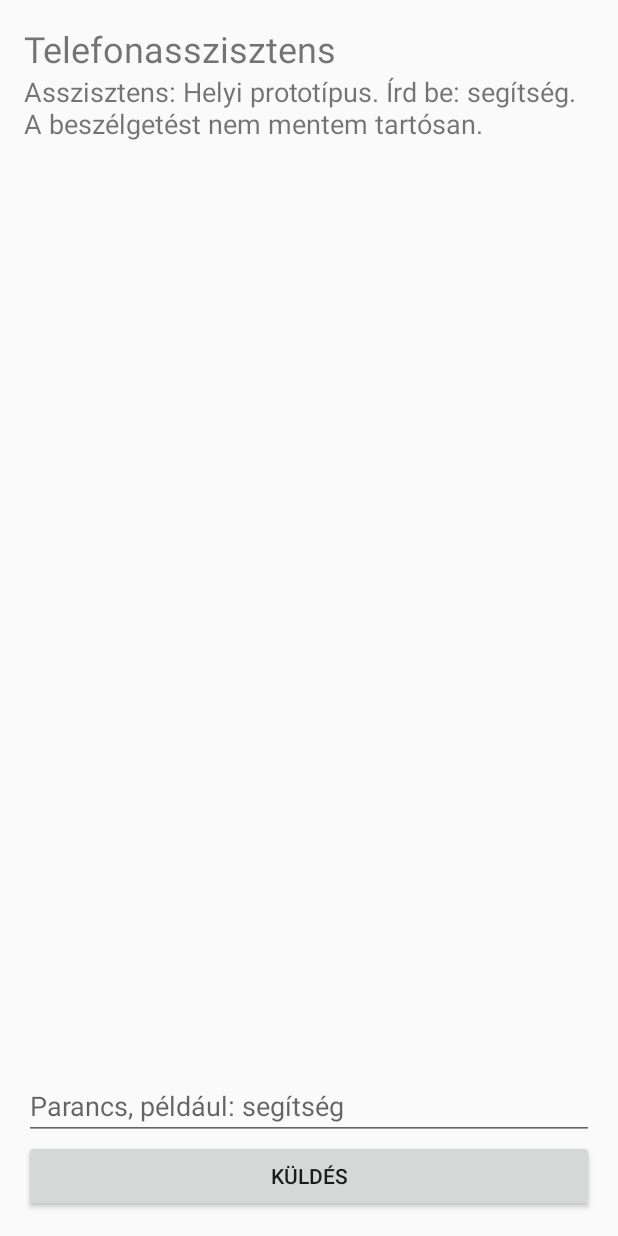
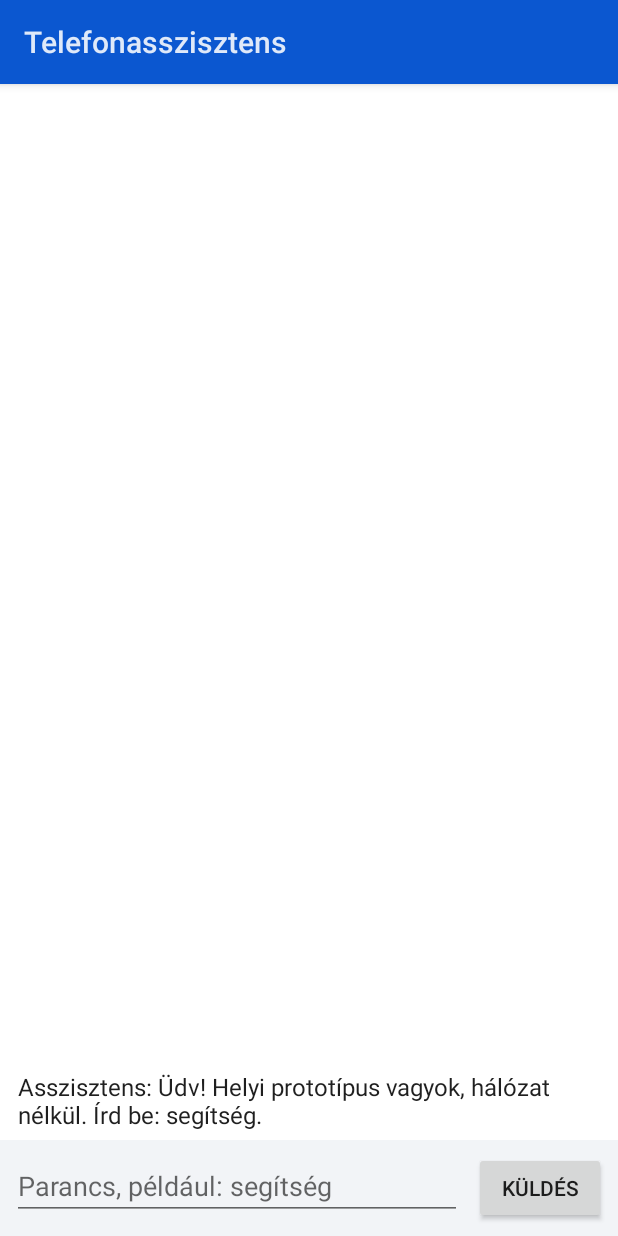
Before and after one commit to zsolem740-cell/personal-phone-agent, an Android app: the screen it shows after launch (MainActivity), on a phone screen of 412 x 824 dp. Run offline under Robolectric (Android 15) with nearby library versions, the phone set to English and light mode, and no system bars.

Commit message:
Build proper Android app with stable signing and more commands
Co-authored-by: Perplexity <noreply@perplexity.ai>

```diff
--- a/app/src/main/java/hu/personal/phoneagent/MainActivity.kt
+++ b/app/src/main/java/hu/personal/phoneagent/MainActivity.kt
@@ -2,102 +2,145 @@ package hu.personal.phoneagent
 
 import android.app.Activity
 import android.app.AlertDialog
+import android.app.SearchManager
 import android.content.ActivityNotFoundException
 import android.content.Intent
+import android.os.BatteryManager
 import android.os.Bundle
+import android.provider.AlarmClock
+import android.view.inputmethod.EditorInfo
+import android.widget.ArrayAdapter
 import android.widget.Button
 import android.widget.EditText
-import android.widget.LinearLayout
-import android.widget.ScrollView
-import android.widget.TextView
+import android.widget.ListView
 import java.text.SimpleDateFormat
 import java.util.Date
 import java.util.Locale
 
 class MainActivity : Activity() {
-    private lateinit var transcript: TextView
-    private lateinit var scroll: ScrollView
-    private val history = ArrayList<String>()
+    private val messages = ArrayList<String>()
+    private lateinit var adapter: ArrayAdapter<String>
+    private lateinit var list: ListView
 
     override fun onCreate(savedInstanceState: Bundle?) {
         super.onCreate(savedInstanceState)
-        history.addAll(savedInstanceState?.getStringArrayList("history") ?: arrayListOf("Asszisztens: Helyi prototípus. Írd be: segítség. A beszélgetést nem mentem tartósan."))
-        val layout = LinearLayout(this).apply {
-            orientation = LinearLayout.VERTICAL
-            val padding = (16 * resources.displayMetrics.density).toInt()
-            setPadding(padding, padding, padding, padding)
+        setContentView(R.layout.activity_main)
+
+        list = findViewById(R.id.message_list)
+        adapter = ArrayAdapter(this, R.layout.item_message, R.id.message_text, messages)
+        list.adapter = adapter
+
+        val input = findViewById<EditText>(R.id.command_input)
+        findViewById<Button>(R.id.send_button).setOnClickListener { submit(input) }
+        input.setOnEditorActionListener { _, actionId, _ ->
+            if (actionId == EditorInfo.IME_ACTION_SEND) {
+                submit(input)
+                true
+            } else {
+                false
             }
-        layout.addView(TextView(this).apply { text = "Telefonasszisztens"; textSize = 24f })
-        transcript = TextView(this).apply {
-            id = R.id.response_output
-            textSize = 18f
-            setTextIsSelectable(true)
-        }
-        scroll = ScrollView(this).apply { addView(transcript) }
-        layout.addView(scroll, LinearLayout.LayoutParams(-1, 0, 1f))
-        val input = EditText(this).apply {
-            id = R.id.command_input
-            hint = "Parancs, például: segítség"
-            maxLines = 3
-        }
-        layout.addView(input)
-        layout.addView(Button(this).apply {
-            text = "Küldés"
-            setOnClickListener {
-                val request = input.text.toString().trim().take(2000)
-                input.text.clear()
-                handle(request)
-            }
-        })
-        setContentView(layout)
-        render()
         }
 
-    override fun onSaveInstanceState(outState: Bundle) {
-        outState.putStringArrayList("history", ArrayList(history))
-        super.onSaveInstanceState(outState)
+        append(getString(R.string.welcome_message))
     }
 
-    private fun append(text: String) {
-        history.add(text)
-        while (history.size > 100) history.removeAt(0)
-        render()
+    private fun submit(input: EditText) {
+        val request = input.text.toString().trim().take(500)
+        input.text.clear()
+        if (request.isEmpty()) {
+            append(getString(R.string.empty_command))
+            return
         }
-
-    private fun render() {
-        transcript.text = history.joinToString("\n\n")
-        scroll.post { scroll.fullScroll(ScrollView.FOCUS_DOWN) }
+        append(getString(R.string.you_prefix, request))
+        handle(request)
     }
 
     private fun handle(request: String) {
-        if (request.isNotEmpty()) append("Te: $request")
-        when (CommandRouter.parse(request)) {
-            CommandRouter.Command.GREETING -> append("Asszisztens: Szia!")
-            CommandRouter.Command.TIME -> append("Asszisztens: " + SimpleDateFormat("HH:mm", Locale.getDefault()).format(Date()))
-            CommandRouter.Command.HELP -> append("Asszisztens: Parancsok: szia; idő; segítség; nyisd meg a számológépet. A megnyitáshoz külön jóváhagyást kérek. Nincs AI-modell vagy hangvezérlés.")
-            CommandRouter.Command.EMPTY -> append("Asszisztens: Először írj be egy parancsot.")
-            CommandRouter.Command.UNKNOWN -> append("Asszisztens: Ezt még nem ismerem. Írd be: segítség.")
-            CommandRouter.Command.CALCULATOR -> confirmCalculator()
+        when (val command = CommandRouter.parse(request)) {
+            is Command.Greeting -> append(getString(R.string.answer_greeting))
+            is Command.Time -> append(getString(R.string.answer_time, currentTime("HH:mm")))
+            is Command.Date -> append(getString(R.string.answer_date, currentTime("yyyy. MMMM d., EEEE")))
+            is Command.Battery -> {
+                val percent = batteryPercent()
+                if (percent < 0) {
+                    append(getString(R.string.answer_battery_unknown))
+                } else {
+                    append(getString(R.string.answer_battery, percent))
+                }
+            }
+            is Command.Help -> append(getString(R.string.answer_help))
+            is Command.Empty -> append(getString(R.string.empty_command))
+            is Command.Unknown -> append(getString(R.string.answer_unknown))
+            is Command.Calculator -> confirmAction(
+                getString(R.string.calculator_title),
+                getString(R.string.calculator_question)
+            ) { openCalculator() }
+            is Command.Alarms -> confirmAction(
+                getString(R.string.alarms_title),
+                getString(R.string.alarms_question)
+            ) { openAlarms() }
+            is Command.Search -> confirmAction(
+                getString(R.string.search_title),
+                getString(R.string.search_question, command.query)
+            ) { openWebSearch(command.query) }
         }
     }
 
-    private fun confirmCalculator() {
-        append("Asszisztens: Megerősítést kérek a számológép megnyitásához.")
+    private fun confirmAction(title: String, message: String, action: () -> Unit) {
         AlertDialog.Builder(this)
-            .setTitle("Számológép megnyitása")
-            .setMessage("Megnyithatom a telefon számológép-alkalmazását? Nem küldök neki adatot.")
-            .setPositiveButton("Megnyitás") { _, _ ->
+            .setTitle(title)
+            .setMessage(message)
+            .setPositiveButton(getString(R.string.yes)) { _, _ -> action() }
+            .setNegativeButton(getString(R.string.no), null)
+            .show()
+    }
+
+    private fun openCalculator() {
         try {
             startActivity(Intent.makeMainSelectorActivity(Intent.ACTION_MAIN, Intent.CATEGORY_APP_CALCULATOR))
-                    append("Asszisztens: Átadtam a megnyitási kérést az Androidnak.")
+            append(getString(R.string.calculator_done))
         } catch (_: ActivityNotFoundException) {
-                    append("Asszisztens: Nincs a kérést kezelő számológép.")
+            append(getString(R.string.calculator_missing))
         } catch (_: SecurityException) {
-                    append("Asszisztens: Az Android nem engedélyezte a megnyitást.")
+            append(getString(R.string.action_denied))
         }
     }
-            .setNegativeButton("Mégse") { _, _ -> append("Asszisztens: Megnyitás megszakítva.") }
-            .setOnCancelListener { append("Asszisztens: Megnyitás megszakítva.") }
-            .show()
+
+    private fun openAlarms() {
+        try {
+            startActivity(Intent(AlarmClock.ACTION_SHOW_ALARMS))
+            append(getString(R.string.alarms_done))
+        } catch (_: ActivityNotFoundException) {
+            append(getString(R.string.alarms_missing))
+        } catch (_: SecurityException) {
+            append(getString(R.string.action_denied))
         }
     }
+
+    private fun openWebSearch(query: String) {
+        try {
+            val intent = Intent(Intent.ACTION_WEB_SEARCH).putExtra(SearchManager.QUERY, query)
+            startActivity(intent)
+            append(getString(R.string.search_done))
+        } catch (_: ActivityNotFoundException) {
+            append(getString(R.string.search_missing))
+        } catch (_: SecurityException) {
+            append(getString(R.string.action_denied))
+        }
+    }
+
+    private fun batteryPercent(): Int {
+        val batteryManager = getSystemService(BatteryManager::class.java)
+        val percent = batteryManager.getIntProperty(BatteryManager.BATTERY_PROPERTY_CAPACITY)
+        return if (percent in 1..100) percent else -1
+    }
+
+    private fun currentTime(pattern: String): String =
+        SimpleDateFormat(pattern, Locale.getDefault()).format(Date())
+
+    private fun append(text: String) {
+        messages.add(text)
+        adapter.notifyDataSetChanged()
+        list.post { list.setSelection(messages.size - 1) }
+    }
+}
--- /dev/null
+++ b/app/src/main/res/layout/activity_main.xml
@@ -0,0 +1,43 @@
+<?xml version="1.0" encoding="utf-8"?>
+<LinearLayout xmlns:android="http://schemas.android.com/apk/res/android"
+    android:layout_width="match_parent"
+    android:layout_height="match_parent"
+    android:orientation="vertical">
+
+    <ListView
+        android:id="@+id/message_list"
+        android:layout_width="match_parent"
+        android:layout_height="0dp"
+        android:layout_weight="1"
+        android:divider="@null"
+        android:dividerHeight="0dp"
+        android:paddingLeft="12dp"
+        android:paddingRight="12dp"
+        android:stackFromBottom="true"
+        android:transcriptMode="alwaysScroll" />
+
+    <LinearLayout
+        android:layout_width="match_parent"
+        android:layout_height="wrap_content"
+        android:orientation="horizontal"
+        android:padding="8dp"
+        android:background="@color/input_background">
+
+        <EditText
+            android:id="@+id/command_input"
+            android:layout_width="0dp"
+            android:layout_height="wrap_content"
+            android:layout_weight="1"
+            android:hint="@string/input_hint"
+            android:imeOptions="actionSend"
+            android:inputType="text"
+            android:maxLines="3" />
+
+        <Button
+            android:id="@+id/send_button"
+            android:layout_width="wrap_content"
+            android:layout_height="wrap_content"
+            android:layout_marginLeft="8dp"
+            android:text="@string/send" />
+    </LinearLayout>
+</LinearLayout>
--- /dev/null
+++ b/app/src/main/res/layout/item_message.xml
@@ -0,0 +1,9 @@
+<?xml version="1.0" encoding="utf-8"?>
+<TextView xmlns:android="http://schemas.android.com/apk/res/android"
+    android:id="@+id/message_text"
+    android:layout_width="match_parent"
+    android:layout_height="wrap_content"
+    android:paddingTop="6dp"
+    android:paddingBottom="6dp"
+    android:textColor="@color/message_text"
+    android:textSize="16sp" />
--- /dev/null
+++ b/app/src/main/res/mipmap-anydpi-v26/ic_launcher.xml
@@ -0,0 +1,5 @@
+<?xml version="1.0" encoding="utf-8"?>
+<adaptive-icon xmlns:android="http://schemas.android.com/apk/res/android">
+    <background android:drawable="@color/icon_background" />
+    <foreground android:drawable="@drawable/ic_launcher_foreground" />
+</adaptive-icon>
--- /dev/null
+++ b/app/src/main/res/mipmap-anydpi-v26/ic_launcher_round.xml
@@ -0,0 +1,5 @@
+<?xml version="1.0" encoding="utf-8"?>
+<adaptive-icon xmlns:android="http://schemas.android.com/apk/res/android">
+    <background android:drawable="@color/icon_background" />
+    <foreground android:drawable="@drawable/ic_launcher_foreground" />
+</adaptive-icon>
--- /dev/null
+++ b/app/src/main/res/values/colors.xml
@@ -0,0 +1,8 @@
+<?xml version="1.0" encoding="utf-8"?>
+<resources>
+    <color name="primary">#0B57D0</color>
+    <color name="primary_dark">#0842A0</color>
+    <color name="input_background">#F2F4F7</color>
+    <color name="icon_background">#0B57D0</color>
+    <color name="message_text">#1F1F1F</color>
+</resources>
--- a/app/src/main/res/values/ids.xml
+++ /dev/null
@@ -1,5 +0,0 @@
-<?xml version="1.0" encoding="utf-8"?>
-<resources>
-    <item name="command_input" type="id" />
-    <item name="response_output" type="id" />
-</resources>
--- /dev/null
+++ b/app/src/main/res/values/strings.xml
@@ -0,0 +1,31 @@
+<?xml version="1.0" encoding="utf-8"?>
+<resources>
+    <string name="app_name">Telefonasszisztens</string>
+    <string name="send">Küldés</string>
+    <string name="input_hint">Parancs, például: segítség</string>
+    <string name="welcome_message">Asszisztens: Üdv! Helyi prototípus vagyok, hálózat nélkül. Írd be: segítség.</string>
+    <string name="you_prefix">Te: %1$s</string>
+    <string name="empty_command">Asszisztens: Először írj be egy parancsot.</string>
+    <string name="answer_greeting">Asszisztens: Szia! Miben segíthetek?</string>
+    <string name="answer_time">Asszisztens: Most %1$s van.</string>
+    <string name="answer_date">Asszisztens: Ma %1$s.</string>
+    <string name="answer_battery">Asszisztens: Az akkumulátor töltöttsége körülbelül %1$d százalék.</string>
+    <string name="answer_battery_unknown">Asszisztens: Az akkumulátor töltöttségét most nem tudom lekérni.</string>
+    <string name="answer_help">Asszisztens: Parancsok: szia; idő; dátum; akku; számológép; ébresztők; keresés …; segítség. A telefonos műveletekhez mindig jóváhagyást kérek.</string>
+    <string name="answer_unknown">Asszisztens: Ezt még nem ismerem. Írd be: segítség.</string>
+    <string name="yes">Igen</string>
+    <string name="no">Mégse</string>
+    <string name="calculator_title">Számológép megnyitása</string>
+    <string name="calculator_question">Megnyithatom a telefon számológépét? Nem küldök neki adatot.</string>
+    <string name="calculator_done">Asszisztens: Átadtam a megnyitási kérést az Androidnak.</string>
+    <string name="calculator_missing">Asszisztens: Nincs a kérést kezelő számológép.</string>
+    <string name="alarms_title">Ébresztők megnyitása</string>
+    <string name="alarms_question">Megnyithatom a telefon ébresztőképernyőjét? Nem módosítok ébresztőt.</string>
+    <string name="alarms_done">Asszisztens: Megnyitottam az ébresztőket.</string>
+    <string name="alarms_missing">Asszisztens: Nincs a kérést kezelő óraalkalmazás.</string>
+    <string name="search_title">Webes keresés</string>
+    <string name="search_question">Megnyissam a keresést ezzel: „%1$s”?</string>
+    <string name="search_done">Asszisztens: Átadtam a keresést az Androidnak.</string>
+    <string name="search_missing">Asszisztens: Nincs telepített keresőalkalmazás.</string>
+    <string name="action_denied">Asszisztens: Az Android nem engedélyezte a műveletet.</string>
+</resources>
--- /dev/null
+++ b/app/src/main/res/values/themes.xml
@@ -0,0 +1,9 @@
+<?xml version="1.0" encoding="utf-8"?>
+<resources>
+    <style name="AppTheme" parent="@android:style/Theme.Material.Light.DarkActionBar">
+        <item name="android:colorPrimary">@color/primary</item>
+        <item name="android:colorPrimaryDark">@color/primary_dark</item>
+        <item name="android:colorAccent">@color/primary</item>
+        <item name="android:windowBackground">@android:color/white</item>
+    </style>
+</resources>
```
Also changed, not shown: app/build.gradle.kts (+33 -2 lines), app/src/main/AndroidManifest.xml (+11 -1 lines), app/src/main/java/hu/personal/phoneagent/CommandRouter.kt (+35 -9 lines), app/src/main/res/drawable/ic_launcher_foreground.xml (added, +16 -0 lines), 3 other files. Lines whose indentation alone changed are shown as unchanged.
